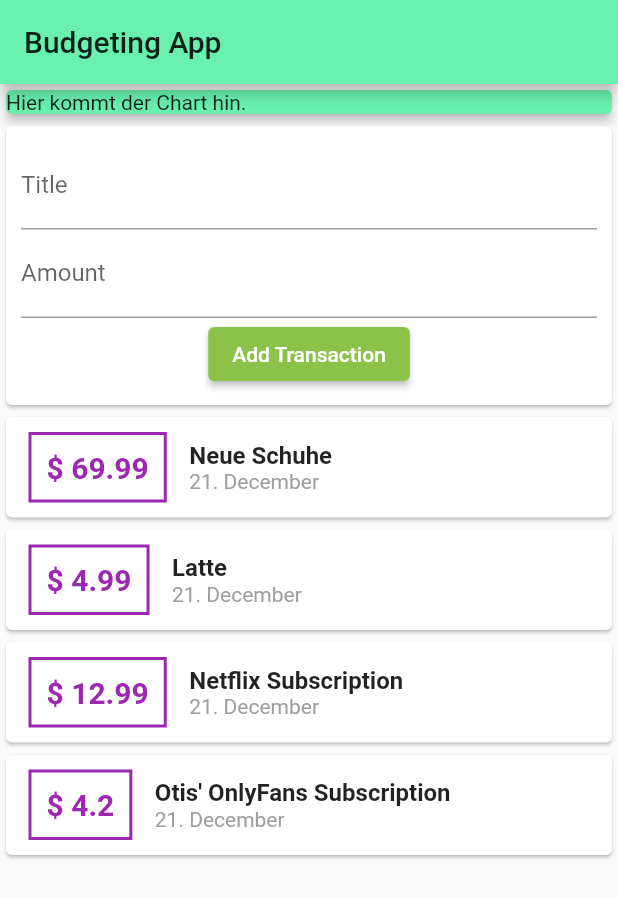
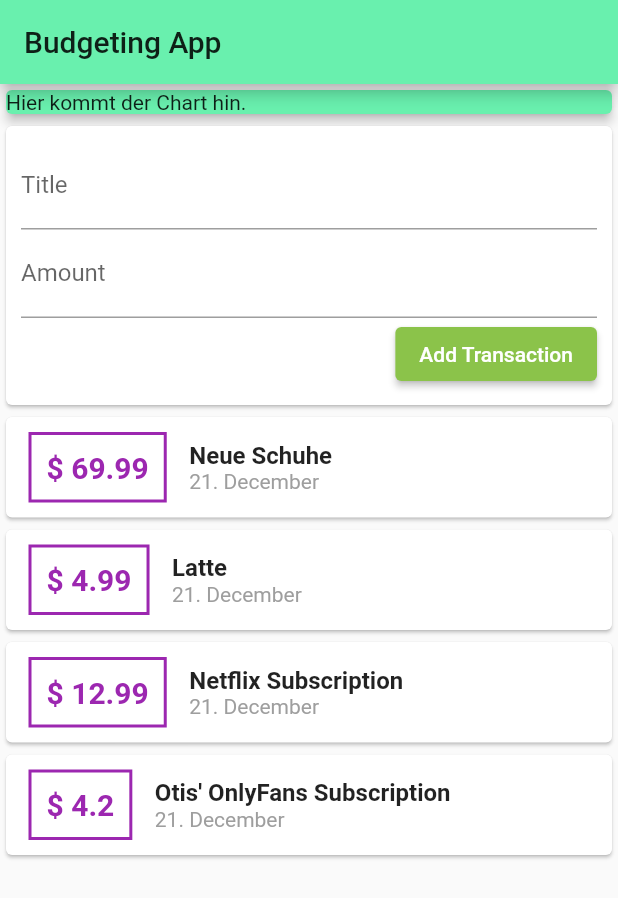
Before and after one commit to NightmindOfficial/fl_budget, a Flutter app: the screen it shows after launch, on a phone screen of 412 x 824 dp. Shown: the top 898 px of the screen. Run offline on Flutter 3.47's test engine with Material 2 defaults, Android fonts, the phone set to English and light mode, and no system bars.

Commit message:
Video 80 Revised

```diff
--- a/lib/main.dart
+++ b/lib/main.dart
@@ -1,3 +1,4 @@
+// ignore_for_file: prefer_const_constructors
 import 'package:fl_budget/transaction.dart';
 import 'package:flutter/material.dart';
 import 'package:intl/intl.dart';
@@ -71,6 +72,7 @@
             child: Container(
               padding: EdgeInsets.all(10),
               child: Column(
+                crossAxisAlignment: CrossAxisAlignment.end,
                 children: <Widget>[
                   TextField(
                     decoration: InputDecoration(labelText: 'Title'),
```
Also changed, not shown: pubspec.lock.
